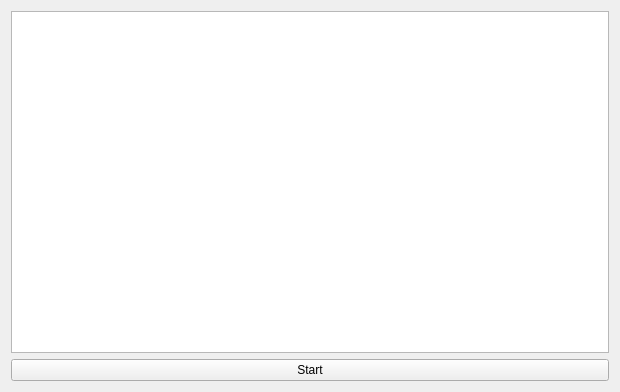
Above: Android/EpubWrapperAndroid/MainWindow.ui from seagullua/EPubWrapper before the change. Below: the same form after it.
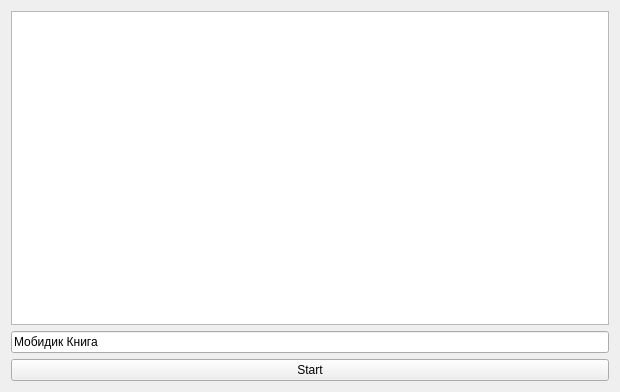
That is the form after the change.

What changed in the file:
```diff
--- a/Android/EpubWrapperAndroid/MainWindow.ui
+++ b/Android/EpubWrapperAndroid/MainWindow.ui
@@ -22,6 +22,13 @@
       </property>
      </widget>
     </item>
+    <item>
+     <widget class="QLineEdit" name="bookName">
+      <property name="text">
+       <string>Мобидик Книга</string>
+      </property>
+     </widget>
+    </item>
     <item>
      <widget class="QPushButton" name="start">
       <property name="text">
```
